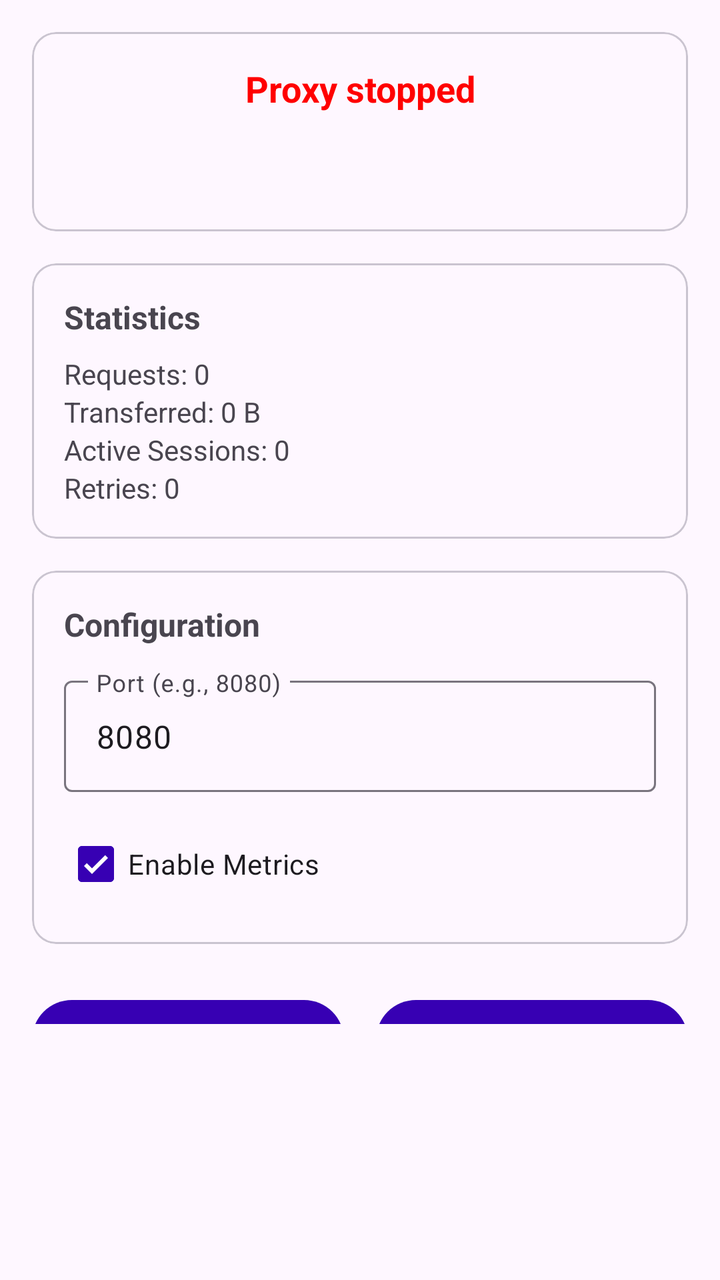
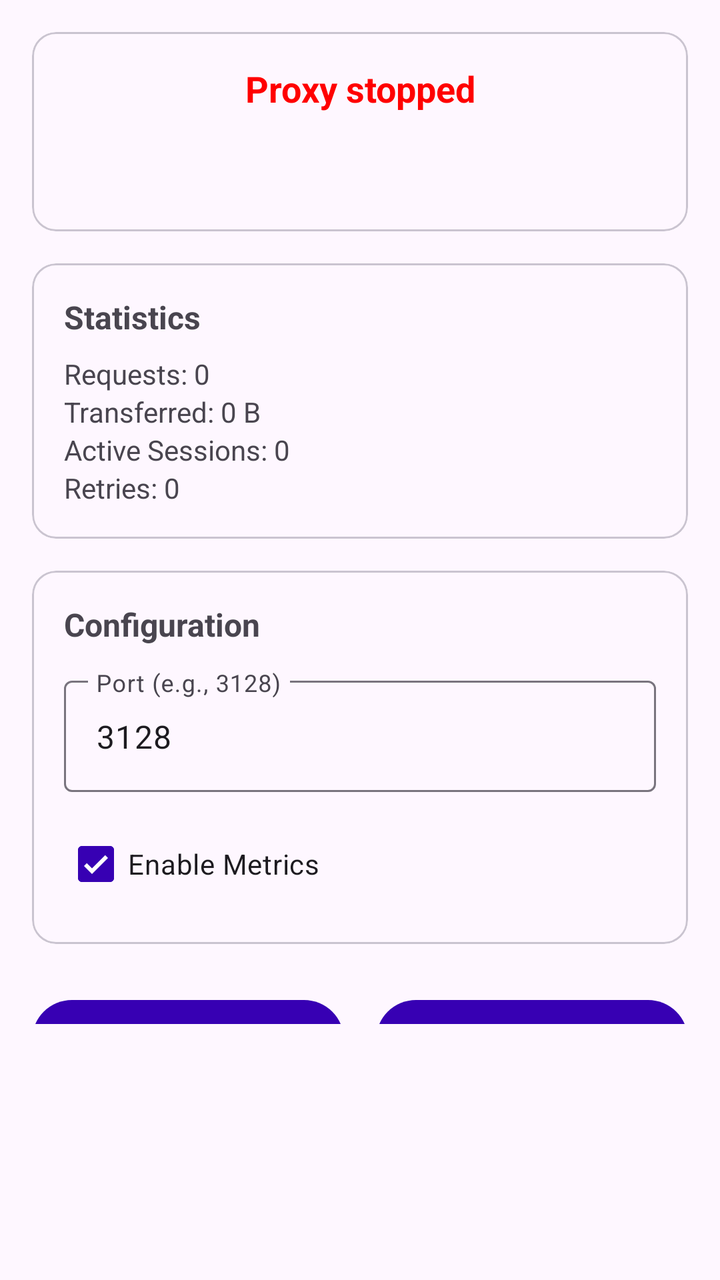

Before-and-after screenshots of an Android layout around one commit, followed by the original layout XML and the change that was made.
<!-- AndroidManifest.xml: activity theme Theme.ProxyApp.NoActionBar -->
<!-- res/layout/activity_main.xml -->
<?xml version="1.0" encoding="utf-8"?>
<androidx.constraintlayout.widget.ConstraintLayout
    xmlns:android="http://schemas.android.com/apk/res/android"
    xmlns:app="http://schemas.android.com/apk/res-auto"
    xmlns:tools="http://schemas.android.com/tools"
    android:layout_width="match_parent"
    android:layout_height="match_parent"
    android:fitsSystemWindows="true"
    android:paddingBottom="?attr/actionBarSize"
    tools:context=".MainActivity">

    <androidx.core.widget.NestedScrollView
        android:layout_width="match_parent"
        android:layout_height="0dp"
        android:fillViewport="true"
        android:paddingBottom="?attr/actionBarSize"
        app:layout_constraintBottom_toBottomOf="parent"
        app:layout_constraintTop_toTopOf="parent"
        app:layout_constraintStart_toStartOf="parent"
        app:layout_constraintEnd_toEndOf="parent">

        <LinearLayout
            android:layout_width="match_parent"
            android:layout_height="wrap_content"
            android:orientation="vertical"
            android:padding="16dp">

            <com.google.android.material.card.MaterialCardView
                android:id="@+id/statusCard"
                android:layout_width="match_parent"
                android:layout_height="wrap_content"
                android:layout_marginBottom="16dp"
                app:cardCornerRadius="12dp">

                <LinearLayout
                    android:layout_width="match_parent"
                    android:layout_height="wrap_content"
                    android:orientation="vertical"
                    android:padding="16dp">

                    <TextView
                        android:id="@+id/statusText"
                        android:layout_width="match_parent"
                        android:layout_height="wrap_content"
                        android:text="@string/proxy_stopped"
                        android:textSize="18sp"
                        android:textStyle="bold"
                        android:gravity="center"
                        android:textColor="@color/red"/>

                    <TextView
                        android:id="@+id/portText"
                        android:layout_width="match_parent"
                        android:layout_height="wrap_content"
                        android:text=""
                        android:textSize="14sp"
                        android:gravity="center"
                        android:layout_marginTop="4dp"/>

                    <TextView
                        android:id="@+id/upstreamText"
                        android:layout_width="match_parent"
                        android:layout_height="wrap_content"
                        android:text=""
                        android:textSize="12sp"
                        android:gravity="center"
                        android:layout_marginTop="4dp"/>
                </LinearLayout>
            </com.google.android.material.card.MaterialCardView>

            <com.google.android.material.card.MaterialCardView
                android:id="@+id/statsCard"
                android:layout_width="match_parent"
                android:layout_height="wrap_content"
                android:layout_marginBottom="16dp"
                app:cardCornerRadius="12dp">

                <LinearLayout
                    android:layout_width="match_parent"
                    android:layout_height="wrap_content"
                    android:orientation="vertical"
                    android:padding="16dp">

                    <TextView
                        android:layout_width="match_parent"
                        android:layout_height="wrap_content"
                        android:text="Statistics"
                        android:textSize="16sp"
                        android:textStyle="bold"/>

                    <TextView
                        android:id="@+id/requestsText"
                        android:layout_width="match_parent"
                        android:layout_height="wrap_content"
                        android:text="Requests: 0"
                        android:layout_marginTop="8dp"/>

                    <TextView
                        android:id="@+id/bytesText"
                        android:layout_width="match_parent"
                        android:layout_height="wrap_content"
                        android:text="Transferred: 0 B"/>

                    <TextView
                        android:id="@+id/sessionsText"
                        android:layout_width="match_parent"
                        android:layout_height="wrap_content"
                        android:text="Active Sessions: 0"/>

                    <TextView
                        android:id="@+id/retriesText"
                        android:layout_width="match_parent"
                        android:layout_height="wrap_content"
                        android:text="Retries: 0"/>
                </LinearLayout>
            </com.google.android.material.card.MaterialCardView>

            <com.google.android.material.card.MaterialCardView
                android:id="@+id/configCard"
                android:layout_width="match_parent"
                android:layout_height="wrap_content"
                android:layout_marginBottom="16dp"
                app:cardCornerRadius="12dp">

                <LinearLayout
                    android:layout_width="match_parent"
                    android:layout_height="wrap_content"
                    android:orientation="vertical"
                    android:padding="16dp">

                    <TextView
                        android:layout_width="match_parent"
                        android:layout_height="wrap_content"
                        android:text="Configuration"
                        android:textSize="16sp"
                        android:textStyle="bold"/>

                    <com.google.android.material.textfield.TextInputLayout
                        android:layout_width="match_parent"
                        android:layout_height="wrap_content"
                        android:layout_marginTop="12dp"
                        android:hint="@string/port_hint"
                        style="@style/Widget.Material3.TextInputLayout.OutlinedBox">

                        <com.google.android.material.textfield.TextInputEditText
                            android:id="@+id/portInput"
                            android:layout_width="match_parent"
                            android:layout_height="wrap_content"
                            android:inputType="number"
                            android:text="8080"/>
                    </com.google.android.material.textfield.TextInputLayout>

                    <com.google.android.material.checkbox.MaterialCheckBox
                        android:id="@+id/metricsCheck"
                        android:layout_width="wrap_content"
                        android:layout_height="wrap_content"
                        android:layout_marginTop="12dp"
                        android:text="@string/metrics_enabled"
                        android:checked="true"/>
                </LinearLayout>
            </com.google.android.material.card.MaterialCardView>

            <LinearLayout
                android:layout_width="match_parent"
                android:layout_height="wrap_content"
                android:orientation="horizontal"
                android:gravity="center"
                android:layout_marginTop="8dp">

                <com.google.android.material.button.MaterialButton
                    android:id="@+id/startStopButton"
                    android:layout_width="0dp"
                    android:layout_height="wrap_content"
                    android:layout_weight="1"
                    android:layout_marginEnd="8dp"
                    android:text="@string/start_proxy"
                    app:icon="@android:drawable/ic_media_play"/>

                <com.google.android.material.button.MaterialButton
                    android:id="@+id/exportButton"
                    android:layout_width="0dp"
                    android:layout_height="wrap_content"
                    android:layout_weight="1"
                    android:layout_marginStart="8dp"
                    android:text="@string/export_metrics"/>
            </LinearLayout>

            <com.google.android.material.button.MaterialButton
                android:id="@+id/clearButton"
                android:layout_width="match_parent"
                android:layout_height="wrap_content"
                android:layout_marginTop="8dp"
                android:text="@string/clear_metrics"
                style="@style/Widget.Material3.Button.OutlinedButton"/>

            <com.google.android.material.card.MaterialCardView
                android:layout_width="match_parent"
                android:layout_height="wrap_content"
                android:layout_marginTop="16dp"
                android:layout_marginBottom="100dp"
                app:cardCornerRadius="12dp">

                <LinearLayout
                    android:layout_width="match_parent"
                    android:layout_height="wrap_content"
                    android:orientation="vertical"
                    android:padding="16dp">

                    <LinearLayout
                        android:layout_width="match_parent"
                        android:layout_height="wrap_content"
                        android:orientation="horizontal"
                        android:gravity="center_vertical">

                        <TextView
                            android:layout_width="0dp"
                            android:layout_height="wrap_content"
                            android:layout_weight="1"
                            android:text="@string/setup_script_title"
                            android:textSize="16sp"
                            android:textStyle="bold"/>

                        <ImageView
                            android:id="@+id/setupScriptExpandIcon"
                            android:layout_width="24dp"
                            android:layout_height="24dp"
                            android:layout_marginStart="8dp"
                            android:src="@android:drawable/arrow_down_float"
                            android:contentDescription="@string/expand"/>

                        <com.google.android.material.button.MaterialButton
                            android:id="@+id/copyScriptButton"
                            android:layout_width="wrap_content"
                            android:layout_height="36dp"
                            android:layout_marginStart="8dp"
                            android:text="@string/copy_setup_script"
                            style="@style/Widget.Material3.Button.TextButton.Icon"/>
                    </LinearLayout>

                    <TextView
                        android:layout_width="match_parent"
                        android:layout_height="wrap_content"
                        android:text="@string/setup_script_hint"
                        android:textSize="12sp"
                        android:layout_marginTop="4dp"/>

                    <HorizontalScrollView
                        android:id="@+id/setupScriptScrollView"
                        android:layout_width="match_parent"
                        android:layout_height="wrap_content"
                        android:layout_marginTop="8dp"
                        android:background="#11000000"
                        android:visibility="gone">

                        <TextView
                            android:id="@+id/setupScriptText"
                            android:layout_width="wrap_content"
                            android:layout_height="wrap_content"
                            android:padding="8dp"
                            android:textSize="11sp"
                            android:fontFamily="monospace"
                            android:textIsSelectable="true"/>
                    </HorizontalScrollView>
                </LinearLayout>
            </com.google.android.material.card.MaterialCardView>
        </LinearLayout>
    </androidx.core.widget.NestedScrollView>
</androidx.constraintlayout.widget.ConstraintLayout>
<!-- resources referenced by this layout -->
<resources>
  <color name="red">#FFFF0000</color>
  <string name="clear_metrics">Clear Metrics</string>
  <string name="copy_setup_script">Copy setup script</string>
  <string name="expand">Expand</string>
  <string name="export_metrics">Export Metrics</string>
  <string name="metrics_enabled">Enable Metrics</string>
  <string name="port_hint">Port (e.g., 8080)</string>
  <string name="proxy_stopped">Proxy stopped</string>
  <string name="setup_script_hint">Copy and paste into Termux / proot Ubuntu to route opencode through this proxy.</string>
  <string name="setup_script_title">Terminal setup script</string>
  <string name="start_proxy">Start Proxy</string>
  <style name="Theme.ProxyApp.NoActionBar">
          <item name="windowActionBar">false</item>
          <item name="windowNoTitle">true</item>
      </style>
</resources>

<!-- the commit's change to res/layout/activity_main.xml (unified diff, before → after) -->
@@ -147,7 +147,7 @@
                             android:layout_width="match_parent"
                             android:layout_height="wrap_content"
                             android:inputType="number"
-                            android:text="8080"/>
+                            android:text="3128"/>
                     </com.google.android.material.textfield.TextInputLayout>
 
                     <com.google.android.material.checkbox.MaterialCheckBox
<!-- resource entries referenced after the edit -->
@@ -6,7 +6,7 @@
   <string name="expand">Expand</string>
   <string name="export_metrics">Export Metrics</string>
   <string name="metrics_enabled">Enable Metrics</string>
-  <string name="port_hint">Port (e.g., 8080)</string>
+  <string name="port_hint">Port (e.g., 3128)</string>
   <string name="proxy_stopped">Proxy stopped</string>
   <string name="setup_script_hint">Copy and paste into Termux / proot Ubuntu to route opencode through this proxy.</string>
   <string name="setup_script_title">Terminal setup script</string>
